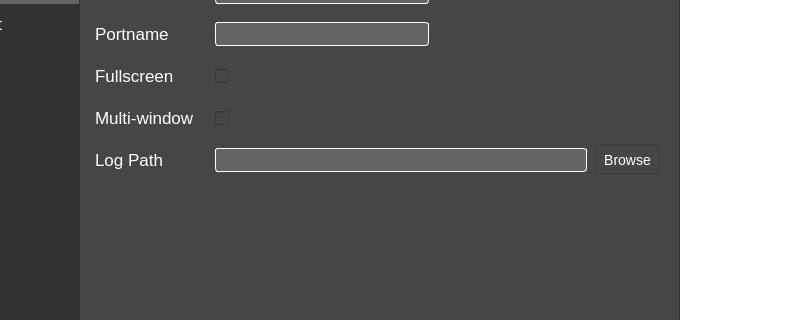
The window that EscapeDialog.ui (UCSolarCarTeam/Delta-Desktop-Client-Telemetry) describes before a commit, drawn with Qt 5; both pictures show x 248 to 1055 and y 178 to 498 of the 1055 by 711 pixel window.
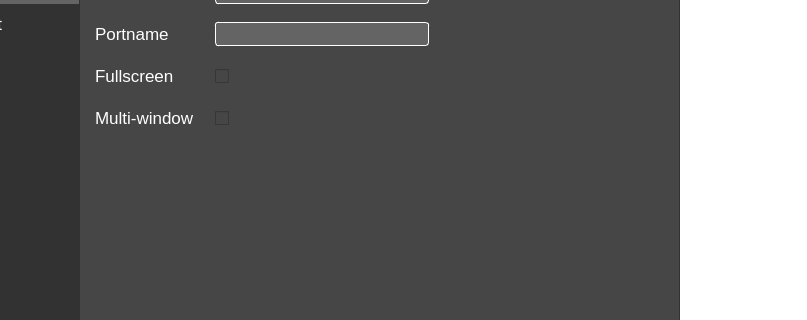
The same window after the commit. Icons and pictures are not drawn.

Commit message: removed log path

```diff
--- a/EscapeDialog.ui
+++ b/EscapeDialog.ui
@@ -379,7 +379,6 @@
                   <font>
                    <family>AvenirLTStd</family>
                    <pointsize>-1</pointsize>
-                   <underline>true</underline>
                   </font>
                  </property>
                  <property name="styleSheet">
@@ -498,20 +497,6 @@
                  </property>
                 </widget>
                </item>
-               <item row="4" column="0">
-                <widget class="QLabel" name="logPathLabel">
-                 <property name="text">
-                  <string>Log Path</string>
-                 </property>
-                </widget>
-               </item>
-               <item row="2" column="1">
-                <widget class="QCheckBox" name="fullscreenCheckBox">
-                 <property name="text">
-                  <string/>
-                 </property>
-                </widget>
-               </item>
                <item row="3" column="1">
                 <widget class="QCheckBox" name="multiWindowCheckBox">
                  <property name="text">
@@ -519,6 +504,13 @@
                  </property>
                 </widget>
                </item>
+               <item row="2" column="1">
+                <widget class="QCheckBox" name="fullscreenCheckBox">
+                 <property name="text">
+                  <string/>
+                 </property>
+                </widget>
+               </item>
                <item row="1" column="0">
                 <widget class="QLabel" name="portnameLabel">
                  <property name="text">
@@ -531,63 +523,6 @@
                  <property name="spacing">
                   <number>0</number>
                  </property>
-                 <item>
-                  <widget class="QLineEdit" name="fileDialogText">
-                   <property name="styleSheet">
-                    <string notr="true">margin-right: 5px;
-padding-right: none;
-</string>
-                   </property>
-                  </widget>
-                 </item>
-                 <item>
-                  <widget class="QPushButton" name="fileDialogPushButton">
-                   <property name="minimumSize">
-                    <size>
-                     <width>0</width>
-                     <height>33</height>
-                    </size>
-                   </property>
-                   <property name="maximumSize">
-                    <size>
-                     <width>16777210</width>
-                     <height>33</height>
-                    </size>
-                   </property>
-                   <property name="styleSheet">
-                    <string notr="true">QPushButton{
-color: rgb(255,255,255);
-border: 1px solid rgb(60,60,60);
-background-color: qlineargradient(x1: 0, y1: 0, x2: 0, y2: 1,
-                                      stop: 0 rgb(140,140,140), stop: 1 rgb(100,100,100));padding: 7px;
-margin-top: 2px;
-margin-bottom:2px;
-font-size: 14px;
-}
-QPushButton:hover{
-color: rgb(255,255,255);
-border: 1px solid rgb(60,60,60);
-background-color: qlineargradient(x1: 0, y1: 0, x2: 0, y2: 1,
-                                      stop: 0 rgb(160,160,160), stop: 1 rgb(120,120,120));padding: 7px;
-margin-top: 2px;
-margin-bottom:2px;
-font-size: 14px;
-}
-QPushButton:pressed{
-color: rgb(255,255,255);
-border: 1px solid rgb(60,60,60);
-background-color: qlineargradient(x1: 0, y1: 0, x2: 0, y2: 1,
-                                      stop: 0 rgb(120,120,120), stop: 1 rgb(80,80,80));padding: 7px;
-margin-top: 2px;
-margin-bottom:2px;
-font-size: 14px;
-}</string>
-                   </property>
-                   <property name="text">
-                    <string>Browse</string>
-                   </property>
-                  </widget>
-                 </item>
                 </layout>
                </item>
                <item row="5" column="0">
```
The commit also changes 5 other files.
